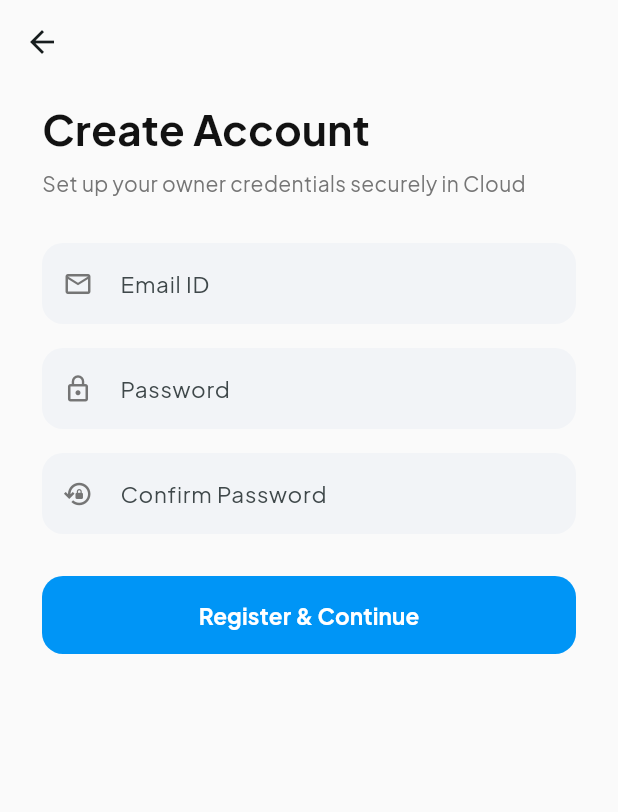
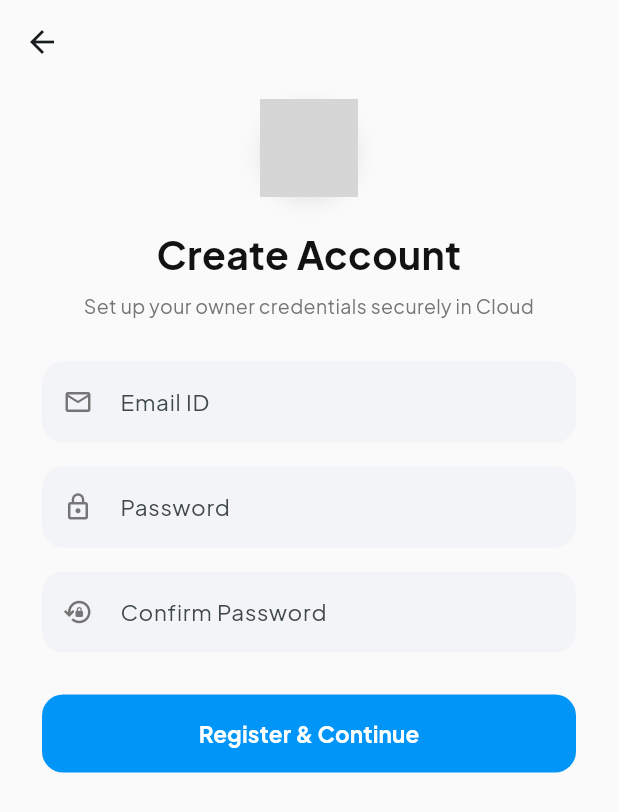
Before and after one commit to samipakhale/ss_interior, a Flutter app: the screen it shows after launch, after a tap on "Create New Account", on a phone screen of 412 x 824 dp. Shown: the top 812 px of the screen. Run offline on Flutter 3.47's test engine with Material 3 defaults, Android fonts, the phone set to English and light mode, and no system bars; our stand-ins replace cloud_firestore, firebase_auth, firebase_core, google_fonts, pdf, printing and 1 more; accounts and stored records are empty; grey boxes are pictures that could not be loaded.

Commit message:
Added app launcher icon, updated branding logo, and configured offline-online Firebase sync

```diff
--- a/lib/main.dart
+++ b/lib/main.dart
@@ -70,6 +70,37 @@ class AuthWrapper extends StatelessWidget {
   }
 }
 
+// ================= ASSET LOGO WIDGET =================
+
+class SSLogoWidget extends StatelessWidget {
+  final double size;
+  const SSLogoWidget({super.key, this.size = 80});
+
+  @override
+  Widget build(BuildContext context) {
+    return Container(
+      width: size,
+      height: size,
+      decoration: BoxDecoration(
+        shape: BoxShape.circle,
+        boxShadow: [
+          BoxShadow(
+            color: Colors.black.withValues(alpha: 0.08),
+            blurRadius: 10,
+            offset: const Offset(0, 4),
+          ),
+        ],
+      ),
+      child: ClipOval(
+        child: Image.asset(
+          'assets/logo.png',
+          fit: BoxFit.cover,
+        ),
+      ),
+    );
+  }
+}
+
 // ================= WELCOME SCREEN =================
 
 class WelcomeScreen extends StatelessWidget {
@@ -86,29 +117,7 @@ class WelcomeScreen extends StatelessWidget {
             crossAxisAlignment: CrossAxisAlignment.center,
             children: [
               const Spacer(),
-              Container(
-                padding: const EdgeInsets.all(4),
-                decoration: const BoxDecoration(
-                  shape: BoxShape.circle,
-                  gradient: LinearGradient(
-                    colors: [Color(0xFF833AB4), Color(0xFFFD1D1D), Color(0xFFFCB045)],
-                    begin: Alignment.topLeft,
-                    end: Alignment.bottomRight,
-                  ),
-                ),
-                child: Container(
-                  padding: const EdgeInsets.all(20),
-                  decoration: const BoxDecoration(
-                    color: Colors.white,
-                    shape: BoxShape.circle,
-                  ),
-                  child: const Icon(
-                    Icons.chair_rounded,
-                    size: 70,
-                    color: Color(0xFF121212),
-                  ),
-                ),
-              ),
+              const SSLogoWidget(size: 90),
               const SizedBox(height: 24),
               Text(
                 'SS INTERIOR WORK',
@@ -256,10 +265,13 @@ class _SignUpScreenState extends State<SignUpScreen> {
             crossAxisAlignment: CrossAxisAlignment.stretch,
             children: [
               const SizedBox(height: 10),
+              const Center(child: SSLogoWidget(size: 65)),
+              const SizedBox(height: 20),
               Text(
                 'Create Account',
+                textAlign: TextAlign.center,
                 style: GoogleFonts.plusJakartaSans(
-                  fontSize: 28,
+                  fontSize: 26,
                   fontWeight: FontWeight.bold,
                   color: const Color(0xFF121212),
                 ),
@@ -267,9 +279,10 @@ class _SignUpScreenState extends State<SignUpScreen> {
               const SizedBox(height: 6),
               Text(
                 'Set up your owner credentials securely in Cloud',
-                style: TextStyle(color: Colors.grey.shade600, fontSize: 14),
+                textAlign: TextAlign.center,
+                style: TextStyle(color: Colors.grey.shade600, fontSize: 13),
               ),
-              const SizedBox(height: 30),
+              const SizedBox(height: 28),
               _buildTextField(controller: _emailController, hintText: 'Email ID', icon: Icons.email_outlined),
               const SizedBox(height: 16),
               _buildTextField(controller: _passwordController, hintText: 'Password', icon: Icons.lock_outline, isPassword: true),
@@ -367,11 +380,14 @@ class _LoginScreenState extends State<LoginScreen> {
           child: Column(
             crossAxisAlignment: CrossAxisAlignment.stretch,
             children: [
+              const SizedBox(height: 10),
+              const Center(child: SSLogoWidget(size: 65)),
               const SizedBox(height: 20),
               Text(
                 'Welcome Back',
+                textAlign: TextAlign.center,
                 style: GoogleFonts.plusJakartaSans(
-                  fontSize: 28,
+                  fontSize: 26,
                   fontWeight: FontWeight.bold,
                   color: const Color(0xFF121212),
                 ),
@@ -379,9 +395,10 @@ class _LoginScreenState extends State<LoginScreen> {
               const SizedBox(height: 6),
               Text(
                 'Log in to sync your site data from Cloud',
-                style: TextStyle(color: Colors.grey.shade600, fontSize: 14),
+                textAlign: TextAlign.center,
+                style: TextStyle(color: Colors.grey.shade600, fontSize: 13),
               ),
-              const SizedBox(height: 36),
+              const SizedBox(height: 28),
               _buildTextField(controller: _emailController, hintText: 'Email ID', icon: Icons.email_outlined),
               const SizedBox(height: 16),
               _buildTextField(controller: _passwordController, hintText: 'Password', icon: Icons.lock_outline, isPassword: true),
@@ -555,7 +572,7 @@ class _SiteSelectionScreenState extends State<SiteSelectionScreen> {
               crossAxisAlignment: CrossAxisAlignment.start,
               children: [
                 Text(
-                  'ACTIVE CLOUD SITES',
+                  'All SITES',
                   style: TextStyle(
                     fontSize: 12,
                     fontWeight: FontWeight.w700,
@@ -711,7 +728,7 @@ class _OwnerDashboardState extends State<OwnerDashboard> {
               ),
             ),
             const Text(
-              'Cloud Synced Dashboard',
+              'Active Site',
               style: TextStyle(color: Colors.grey, fontSize: 11),
             ),
           ],
--- a/pubspec.yaml
+++ b/pubspec.yaml
@@ -25,6 +25,12 @@ dev_dependencies:
   flutter_test:
     sdk: flutter
   flutter_lints: ^3.0.0
+  flutter_launcher_icons: ^0.13.1
+
+flutter_launcher_icons:
+  image_path: "assets/images/logo.png"
+  android: true
+  ios: true
 
 flutter:
   uses-material-design: true
```
Also changed, not shown: pubspec.lock, 27 other files.
